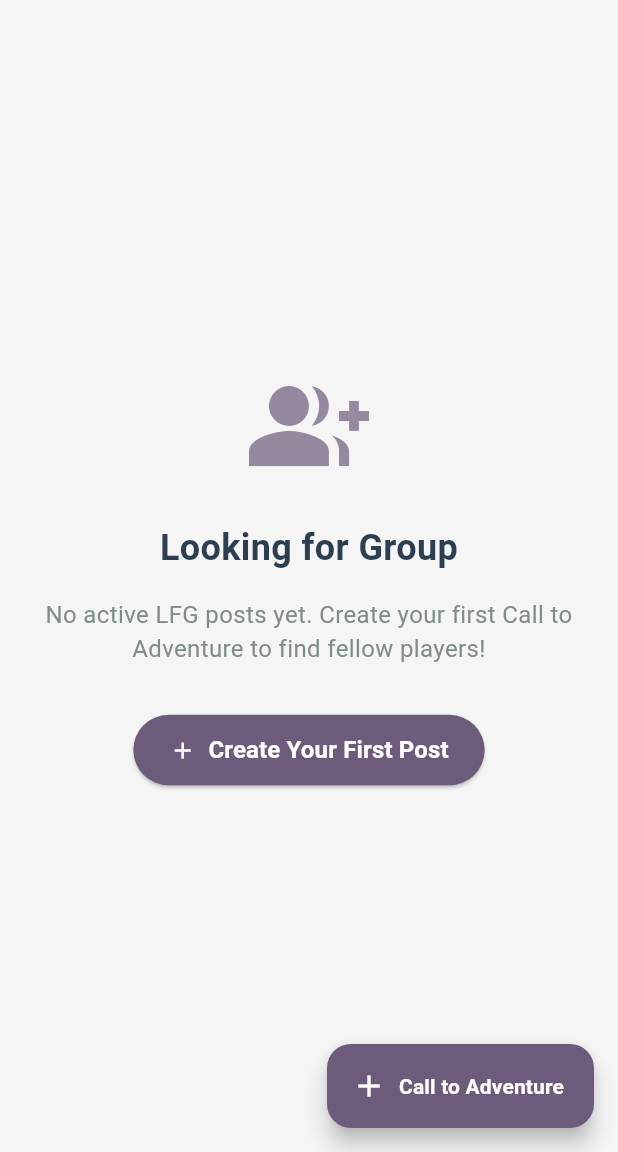
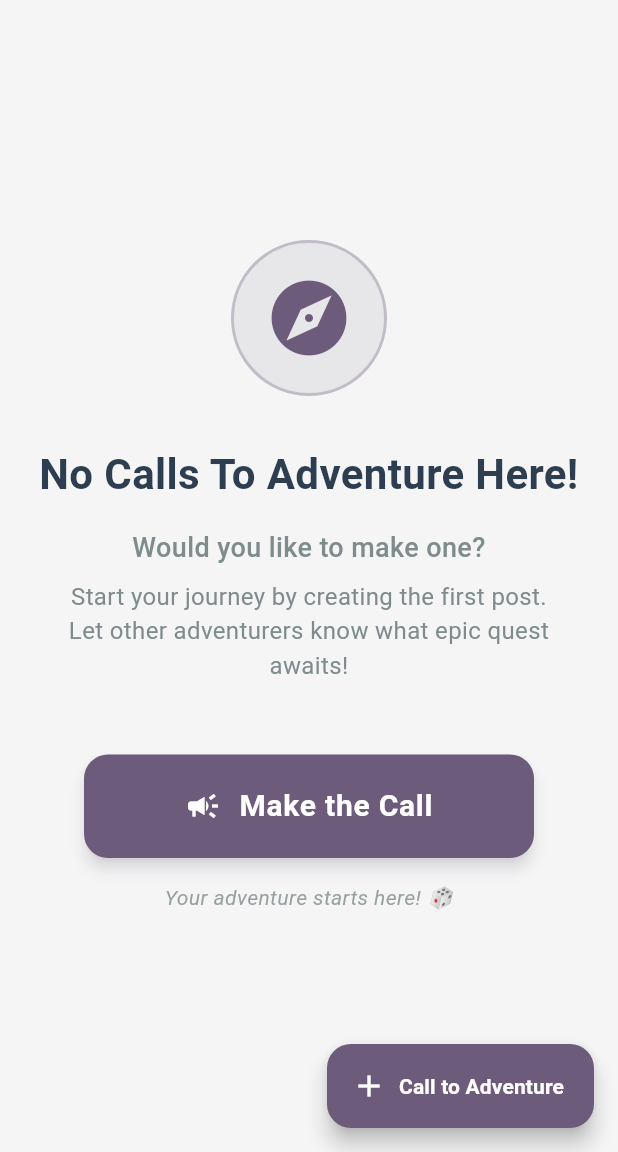
Before and after one commit to dslunde/CritChat, a Flutter app: the LfgPage screen opened directly, on a phone screen of 412 x 824 dp, the part 84-1236 px from its top. Run offline on Flutter 3.47's test engine with Material 3 defaults, Android fonts, the phone set to English and light mode, and no system bars; our stand-ins replace cloud_firestore, equatable, firebase_auth, firebase_core, firebase_database, flutter_bloc and 3 more; missing offline and left inert: dart_openai; accounts and stored records are empty; network calls fail.

```diff
--- a/lib/features/lfg/lfg_page.dart
+++ b/lib/features/lfg/lfg_page.dart
@@ -140,49 +140,110 @@ class _LfgPageState extends State<LfgPage> {
         child: Column(
           mainAxisAlignment: MainAxisAlignment.center,
           children: [
-            Icon(
-              Icons.group_add,
-              size: 80,
-              color: AppColors.primaryColor.withOpacity(0.7),
+            // Adventure-themed icon
+            Container(
+              padding: const EdgeInsets.all(20),
+              decoration: BoxDecoration(
+                shape: BoxShape.circle,
+                color: AppColors.primaryColor.withValues(alpha: 0.1),
+                border: Border.all(
+                  color: AppColors.primaryColor.withValues(alpha: 0.3),
+                  width: 2,
                 ),
-            const SizedBox(height: 24),
+              ),
+              child: Icon(
+                Icons.explore,
+                size: 60,
+                color: AppColors.primaryColor,
+              ),
+            ),
+            const SizedBox(height: 32),
+
+            // Main message
             const Text(
-              'Looking for Group',
+              'No Calls To Adventure Here!',
               style: TextStyle(
-                fontSize: 24,
+                fontSize: 28,
                 fontWeight: FontWeight.bold,
                 color: AppColors.textPrimary,
               ),
               textAlign: TextAlign.center,
             ),
             const SizedBox(height: 16),
+
+            // Subtitle
             const Text(
-              'No active LFG posts yet. Create your first Call to Adventure to find fellow players!',
+              'Would you like to make one?',
+              style: TextStyle(
+                fontSize: 18,
+                color: AppColors.textSecondary,
+                fontWeight: FontWeight.w500,
+              ),
+              textAlign: TextAlign.center,
+            ),
+            const SizedBox(height: 8),
+
+            // Description
+            const Text(
+              'Start your journey by creating the first post.\nLet other adventurers know what epic quest awaits!',
               style: TextStyle(
                 fontSize: 16,
                 color: AppColors.textSecondary,
               ),
               textAlign: TextAlign.center,
             ),
-            const SizedBox(height: 32),
-            ElevatedButton.icon(
+            const SizedBox(height: 48),
+
+            // Prominent "Make the Call" button
+            Container(
+              width: double.infinity,
+              constraints: const BoxConstraints(maxWidth: 300),
+              child: ElevatedButton(
                 onPressed: _navigateToCreatePost,
                 style: ElevatedButton.styleFrom(
                   backgroundColor: AppColors.primaryColor,
                   foregroundColor: Colors.white,
                   padding: const EdgeInsets.symmetric(
-                  horizontal: 24,
-                  vertical: 12,
+                    horizontal: 32,
+                    vertical: 20,
+                  ),
+                  shape: RoundedRectangleBorder(
+                    borderRadius: BorderRadius.circular(16),
+                  ),
+                  elevation: 4,
+                  shadowColor: AppColors.primaryColor.withValues(alpha: 0.3),
+                ),
+                child: Row(
+                  mainAxisAlignment: MainAxisAlignment.center,
+                  children: [
+                    Icon(
+                      Icons.campaign,
+                      size: 24,
+                    ),
+                    const SizedBox(width: 12),
+                    const Text(
+                      'Make the Call',
+                      style: TextStyle(
+                        fontSize: 20,
+                        fontWeight: FontWeight.bold,
+                        letterSpacing: 0.5,
                       ),
                     ),
-              icon: const Icon(Icons.add),
-              label: const Text(
-                'Create Your First Post',
-                style: TextStyle(
-                  fontSize: 16,
-                  fontWeight: FontWeight.bold,
+                  ],
                 ),
               ),
+            ),
+            const SizedBox(height: 16),
+
+            // Secondary helpful text
+            Text(
+              'Your adventure starts here! 🎲',
+              style: TextStyle(
+                fontSize: 14,
+                color: AppColors.textSecondary.withValues(alpha: 0.8),
+                fontStyle: FontStyle.italic,
+              ),
+              textAlign: TextAlign.center,
             ),
           ],
         ),
```
Also changed, not shown: firestore.indexes.json (+14 -0 lines), lib/features/lfg/data/datasources/lfg_firestore_datasource.dart (+34 -2 lines), lib/features/lfg/data/repositories/lfg_repository_impl.dart (+12 -0 lines), lib/features/lfg/presentation/bloc/lfg_bloc.dart (+15 -2 lines), 1 other file. Lines whose indentation alone changed are shown as unchanged.
